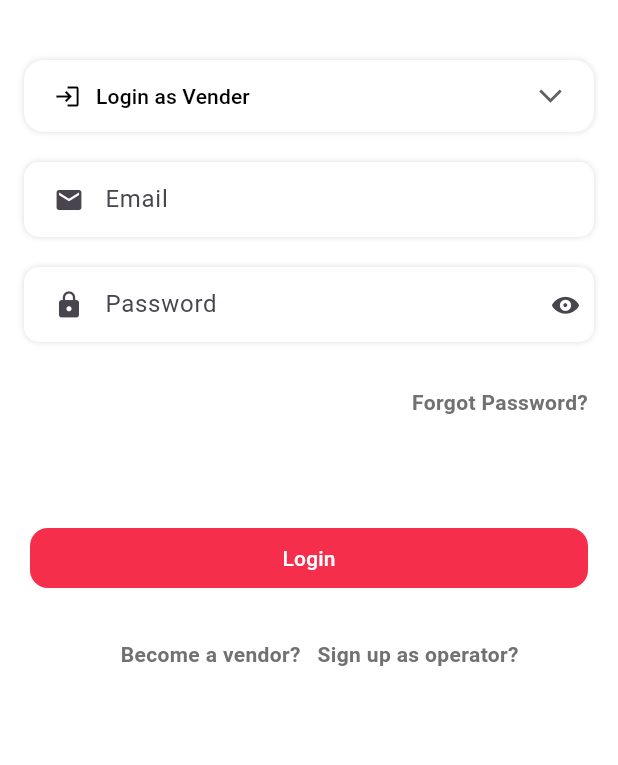
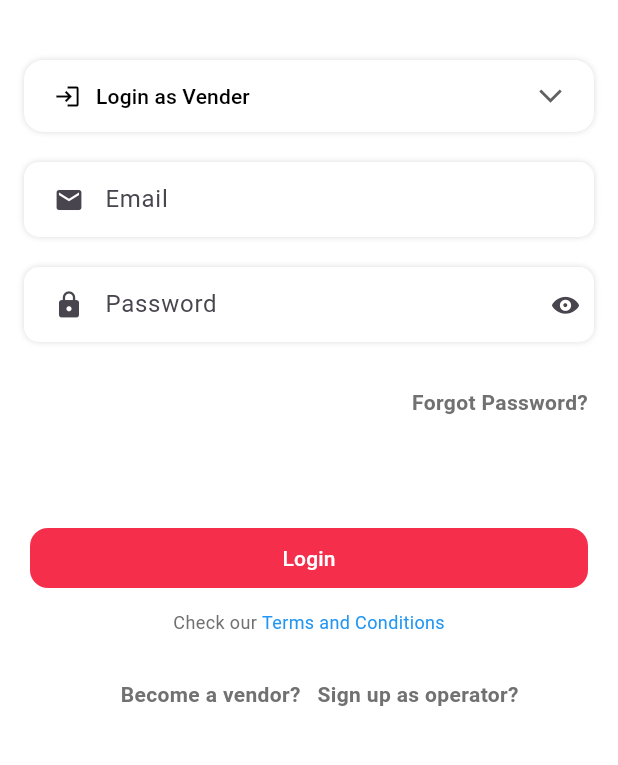
Before and after one commit to yetitechnepal/rentall_partners, a Flutter app: the screen it shows after launch, on a phone screen of 412 x 824 dp, the part 270-1035 px from its top. Run offline on Flutter 3.47's test engine with Material 2 defaults, Android fonts, the phone set to English and light mode, and no system bars; drawn by our look-alikes of loader_overlay; our stand-ins replace adaptive_theme, cached_network_image, carousel_slider, country_picker, dio, firebase_core and 13 more; missing offline and left inert: new_version, system_settings, wechat_assets_picker, wechat_camera_picker; accounts and stored records are empty.

Commit message:
bug fixes

```diff
--- a/lib/Screens/LoginScreen/login_screen.dart
+++ b/lib/Screens/LoginScreen/login_screen.dart
@@ -16,6 +16,7 @@ import 'package:rental_partners/Screens/LoginScreen/Model/login_model.dart';
 import 'package:rental_partners/Screens/MainScreen/main_screen.dart';
 import 'package:rental_partners/Utils/loading_widget.dart';
 import 'package:rental_partners/Utils/text_field.dart';
+import 'package:url_launcher/url_launcher.dart';
 
 enum LoginType { vender, operator }
 
@@ -206,6 +207,32 @@ class LoginScreen extends StatelessWidget {
                             ),
                           ),
                         ),
+                        const SizedBox(
+                          height: 10,
+                        ),
+                        Row(
+                          mainAxisAlignment: MainAxisAlignment.center,
+                          children: [
+                            const Text(
+                              "Check our ",
+                              style: TextStyle(fontSize: 12),
+                            ),
+                            InkWell(
+                              onTap: () {
+                                launchUrl(
+                                  Uri.parse(
+                                      "https://rentallsolutions.com/rental-privacy-policy.html"),
+                                  mode: LaunchMode.externalApplication,
+                                );
+                              },
+                              child: const Text(
+                                "Terms and Conditions",
+                                style:
+                                    TextStyle(color: Colors.blue, fontSize: 12),
+                              ),
+                            ),
+                          ],
+                        ),
                         const SizedBox(height: 20),
                         Row(
                           crossAxisAlignment: CrossAxisAlignment.center,
@@ -292,7 +319,7 @@ class LoginScreen extends StatelessWidget {
     Navigator.push(
       context,
       MaterialPageRoute(
-        builder: (ctx) => BecomeVenderScreen(),
+        builder: (ctx) => const BecomeVenderScreen(),
       ),
     );
   }
--- a/lib/Singletons/api_call.dart
+++ b/lib/Singletons/api_call.dart
@@ -102,8 +102,8 @@ class API {
           // "http://192.168.137.160:5000/",
           // 'http://192.168.1.71:4000/',
           // 'http://192.168.116.122:4000/',
-          'http://192.168.1.75:3000/',
-      // 'https://api.rentallsolutions.com/',
+          // 'http://192.168.1.75:3000/',
+          'https://api.rentallsolutions.com/',
       connectTimeout: 10000,
       receiveTimeout: 10000,
     ),
--- a/lib/Utils/text_field.dart
+++ b/lib/Utils/text_field.dart
@@ -11,8 +11,9 @@ class AEMPLTextField extends StatelessWidget {
   final TextInputAction? textInputAction;
   final int? maxLines;
   final String? Function(String?)? validator;
-  final bool obscureText, autofocus, disabled;
+  final bool obscureText, autofocus, disabled, readOnly;
   final Function(String)? onSubmit, onChanged;
+  final VoidCallback? onTap;
   final int? maxLength;
 
   const AEMPLTextField({
@@ -33,6 +34,8 @@ class AEMPLTextField extends StatelessWidget {
     this.onChanged,
     this.disabled = false,
     this.maxLength,
+    this.onTap,
+    this.readOnly = false,
   }) : super(key: key);
   @override
   Widget build(BuildContext context) {
@@ -46,6 +49,7 @@ class AEMPLTextField extends StatelessWidget {
         boxShadow: BoxShadows.dropShadow(context),
       ),
       child: TextFormField(
+        onTap: onTap,
         controller: controller,
         keyboardType: keyboardType,
         maxLines: obscureText ? 1 : null,
@@ -53,6 +57,7 @@ class AEMPLTextField extends StatelessWidget {
         textInputAction: textInputAction,
         autofocus: autofocus,
         enabled: !disabled,
+        readOnly: readOnly,
         textAlignVertical: TextAlignVertical.top,
         decoration: InputDecoration(
           border: InputBorder.none,
--- a/pubspec.yaml
+++ b/pubspec.yaml
@@ -60,6 +60,8 @@ dependencies:
   permission_handler: ^10.2.0
   new_version: ^0.3.0
   wechat_camera_picker: ^3.7.0
+  url_launcher: ^6.0.10
+  country_picker: ^2.0.20
 
 dev_dependencies:
   flutter_test:
```
Also changed, not shown: lib/Screens/Account/PopUps/address_edit_popup.dart (+33 -0 lines), lib/Screens/BecomeVenderScreens/become_vender_contact_screen.dart (+6 -6 lines), lib/Screens/BecomeVenderScreens/become_vender_screen.dart (+43 -5 lines), lib/Screens/DashboardScreen/Widgets/topbar.dart (+3 -20 lines), pubspec.lock.
